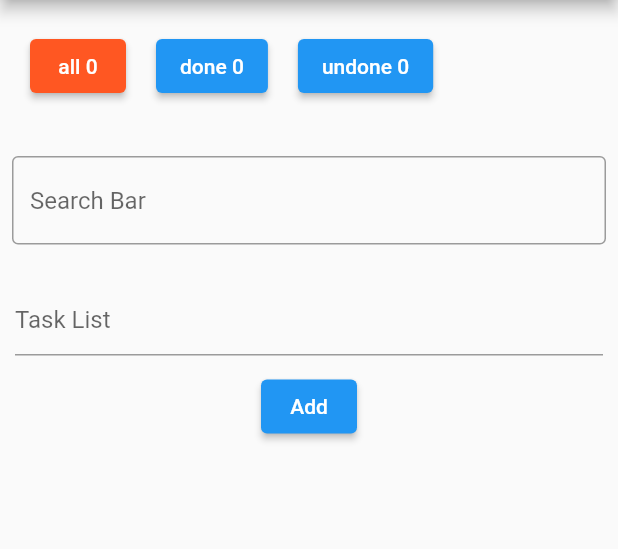
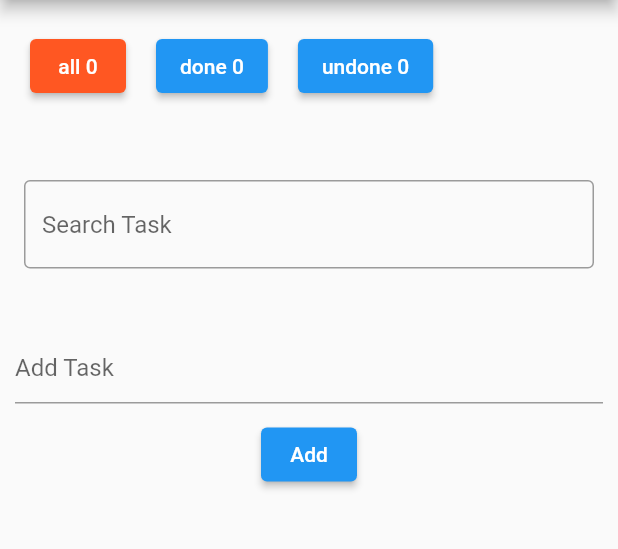
Before and after one commit to MrDao2810/todoapp-flutter, a Flutter app: the screen it shows after launch, after a tap on "Add", on a phone screen of 412 x 824 dp, the part 84-633 px from its top. Run offline on Flutter 3.47's test engine with Material 2 defaults, Android fonts, the phone set to English and light mode, and no system bars.

Commit message:
Add file search. dart

```diff
--- a/lib/main.dart
+++ b/lib/main.dart
@@ -1,5 +1,6 @@
 
 import 'package:flutter/material.dart';
+import 'package:project_todoapp/search.dart';
 import 'package:project_todoapp/task.dart';
 
 void main() {
@@ -34,25 +35,34 @@ class MyHomePage extends StatefulWidget {
 class _MyHomePageState extends State<MyHomePage> {
   int _counter = 0;
   List<Task> todoList = [];
+  List<Task> displayedTasks = [];
   String currentStatus = 'all';
   bool isChecked = false;
   int doneCount = 0;
-
+  String searchQuery = '';
   void _incrementCounter() {
     setState(() {
       _counter++;
     });
   }
 
+  void _handleSearch(String query) {
+    if(query.isNotEmpty) {
+      setState(() {
+        debugPrint(query);
+        displayedTasks = displayedTasks.where((element) => element.content.toLowerCase().contains(searchQuery.toLowerCase())).toList();
+      });
+    }
+  }
+
   @override
   Widget build(BuildContext context) {
-    List<Task> displayedTasks;
-    if (currentStatus == 'all') {
-      displayedTasks = todoList;
+    if (currentStatus == 'undone') {
+      displayedTasks = todoList.where((element) => !element.status).toList();
     } else if (currentStatus == 'done') {
       displayedTasks = todoList.where((element) => element.status).toList();
     } else {
-      displayedTasks = todoList.where((element) => !element.status).toList();
+      displayedTasks = todoList;
     }
     // Count Done
     doneCount = todoList.where((element) => element.status).toList().length;
@@ -119,30 +129,24 @@ class _MyHomePageState extends State<MyHomePage> {
 
     // End -- Create button task-filter --
 
-    // Start -- Create input Search bar --
-    Widget searchBar = const Padding(
-      padding: EdgeInsets.symmetric(horizontal: 8, vertical: 16),
-      child: TextField(
-        decoration: InputDecoration(
-          border: OutlineInputBorder(),
-          hintText: 'Search Bar',
-        ),
-      ),
+    Widget searchBar = Padding(
+      padding: const EdgeInsets.symmetric(horizontal: 8, vertical: 16),
+      child: SearchTask(onChange: _handleSearch),
     );
 
     // End -- Create input Search bar --
 
     // Start -- Create Task list --
-    TextEditingController valueTaskList = TextEditingController();
+    TextEditingController addTaskText = TextEditingController();
     Widget taskList = Container(
     padding: const EdgeInsets.all(10),
       child: Column(
         mainAxisAlignment: MainAxisAlignment.spaceAround,
         children: [
            TextField(
-            controller: valueTaskList,
+            controller: addTaskText,
             decoration: const InputDecoration(
-              hintText: 'Task List',
+              hintText: 'Add Task',
             ),
           ),
           Container(
@@ -155,8 +159,8 @@ class _MyHomePageState extends State<MyHomePage> {
               ),
               onPressed: () {
                 setState(() {
-                  Task task = Task(status: isChecked, content: valueTaskList.text);
-                  if (valueTaskList.text != '') {
+                  Task task = Task(status: isChecked, content: addTaskText.text);
+                  if (addTaskText.text != '') {
                     todoList.add(task);
                   }
                 });
@@ -195,7 +199,7 @@ class _MyHomePageState extends State<MyHomePage> {
                       },
                       icon: const Icon(
                         Icons.upload_sharp,
-                        color: Colors.black54,
+                        color: Colors.redAccent,
                       ),
                     ),
                     IconButton(onPressed: () {
@@ -209,7 +213,7 @@ class _MyHomePageState extends State<MyHomePage> {
                     },
                       icon: const Icon(
                         Icons.file_download_sharp,
-                        color: Colors.black54,
+                        color: Colors.redAccent,
                       ),
                     ),
                     IconButton(
@@ -220,7 +224,7 @@ class _MyHomePageState extends State<MyHomePage> {
                       },
                       icon: const Icon(
                         Icons.delete,
-                        color: Colors.black54,
+                        color: Colors.redAccent,
                       ),
                     ),
                   ],
--- /dev/null
+++ b/lib/search.dart
@@ -0,0 +1,29 @@
+
+import 'package:flutter/material.dart';
+
+class SearchTask extends StatelessWidget {
+  SearchTask({Key? key, required this.onChange}) : super(key: key);
+
+  ValueChanged<String> onChange;
+
+  @override
+  Widget build(BuildContext context) {
+    TextEditingController searchTaskController = TextEditingController();
+    searchTaskController.addListener(() {
+      final searchQuery = searchTaskController.text;
+      if(searchQuery.isNotEmpty) {
+        onChange(searchQuery);
+      }
+    });
+    return Padding(
+      padding: const EdgeInsets.symmetric(horizontal: 8, vertical: 16),
+      child: TextField(
+        controller: searchTaskController,
+        decoration: const InputDecoration(
+          border: OutlineInputBorder(),
+          hintText: 'Search Task',
+        ),
+      ),
+    );
+  }
+}
--- a/lib/task.dart
+++ b/lib/task.dart
@@ -3,4 +3,5 @@ class Task{ //modal class for Person object
   bool status;
   String content;
   Task({required this.status, required this.content});
+
 }
```
